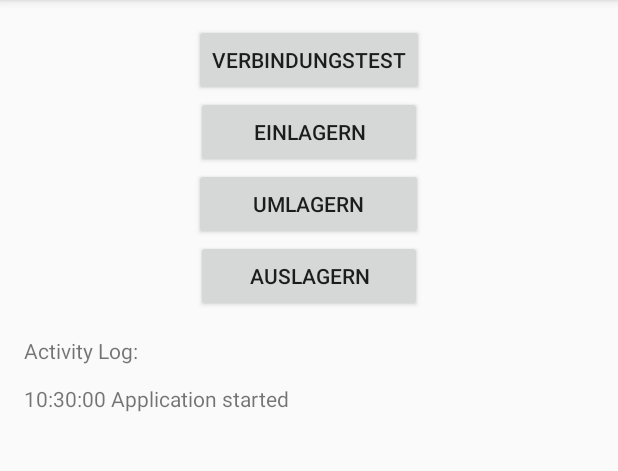
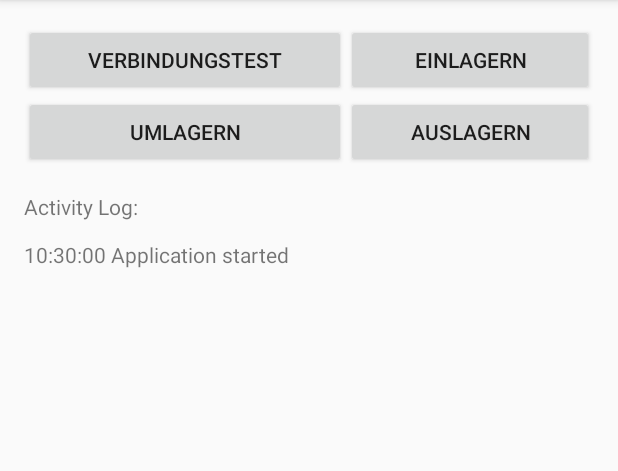
Before and after one commit to brainfuck93/BTaIT, an Android app: the screen it shows after launch (MainActivity), on a phone screen of 412 x 824 dp, the part 84-555 px from its top. Run offline under Robolectric (Android 15) with nearby library versions, the phone set to English and light mode, and no system bars.

Commit message:
Change Layout to more flexible GridLayout

```diff
--- a/BTaIT/app/build.gradle
+++ b/BTaIT/app/build.gradle
@@ -6,7 +6,7 @@ android {
 
     defaultConfig {
         applicationId "de.tu_darmstadt.dik.btait"
-        minSdkVersion 17
+        minSdkVersion 21
         targetSdkVersion 23
         versionCode 1
         versionName "1.0"
--- a/BTaIT/app/src/main/res/layout/activity_main.xml
+++ b/BTaIT/app/src/main/res/layout/activity_main.xml
@@ -10,47 +10,58 @@
     android:paddingTop="@dimen/activity_vertical_margin"
     tools:context="de.tu_darmstadt.dik.btait.MainActivity">
 
-    <LinearLayout
+    <GridLayout
         android:layout_width="match_parent"
         android:layout_height="wrap_content"
-        android:orientation="vertical"
-        android:gravity="center">
+        android:columnCount="2"
+        android:rowCount="2"
+        android:orientation="horizontal">
 
         <Button
             android:layout_width="wrap_content"
             android:layout_height="wrap_content"
             android:text="@string/bt_test_connection"
             android:id="@+id/buttonTryConnection"
-            android:onClick="testGetRequest"/>
+            android:onClick="testGetRequest"
+            android:layout_column="0"
+            android:layout_row="0"
+            android:layout_gravity="center|fill"
+            android:layout_columnWeight="1" />
 
         <Button
             android:layout_width="wrap_content"
             android:layout_height="wrap_content"
             android:text="@string/bt_scan_insert"
             android:id="@+id/buttonInsert"
-            android:paddingLeft="38dp"
-            android:paddingRight="38dp"
-            android:onClick="scanBarcodeInsert"/>
+            android:layout_column="1"
+            android:layout_row="0"
+            android:onClick="scanBarcodeInsert"
+            android:layout_gravity="center|fill"
+            android:layout_columnWeight="1" />
 
         <Button
             android:layout_width="wrap_content"
             android:layout_height="wrap_content"
             android:text="@string/bt_scan_transfer"
             android:id="@+id/buttonTransfer"
-            android:paddingLeft="39dp"
-            android:paddingRight="39dp"
-            android:onClick="scanBarcodeTransfer"/>
+            android:layout_column="0"
+            android:layout_row="1"
+            android:onClick="scanBarcodeTransfer"
+            android:layout_gravity="center|fill"
+            android:layout_columnWeight="1" />
 
         <Button
             android:layout_width="wrap_content"
             android:layout_height="wrap_content"
             android:text="@string/bt_scan_remove"
             android:id="@+id/buttonRemove"
-            android:paddingRight="35dp"
-            android:paddingLeft="35dp"
-            android:onClick="scanBarcodeRemove"/>
+            android:layout_column="1"
+            android:layout_row="1"
+            android:onClick="scanBarcodeRemove"
+            android:layout_gravity="center|fill"
+            android:layout_columnWeight="1" />
 
-    </LinearLayout>
+    </GridLayout>
 
     <ScrollView
         android:id="@+id/scroller"
```
